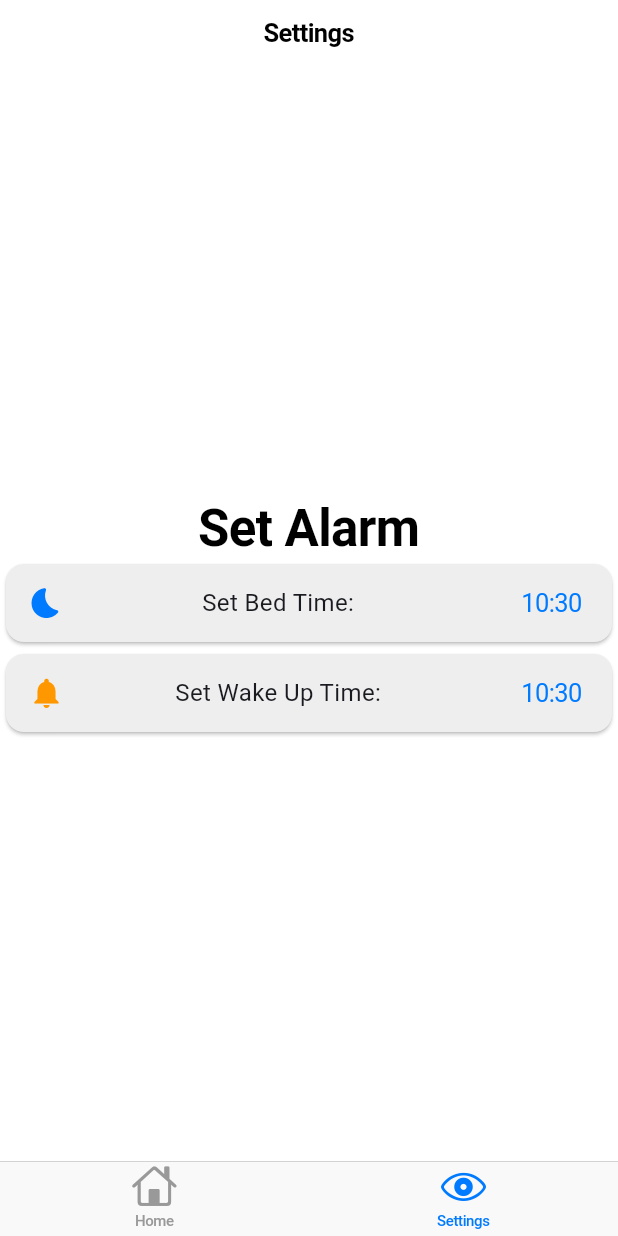
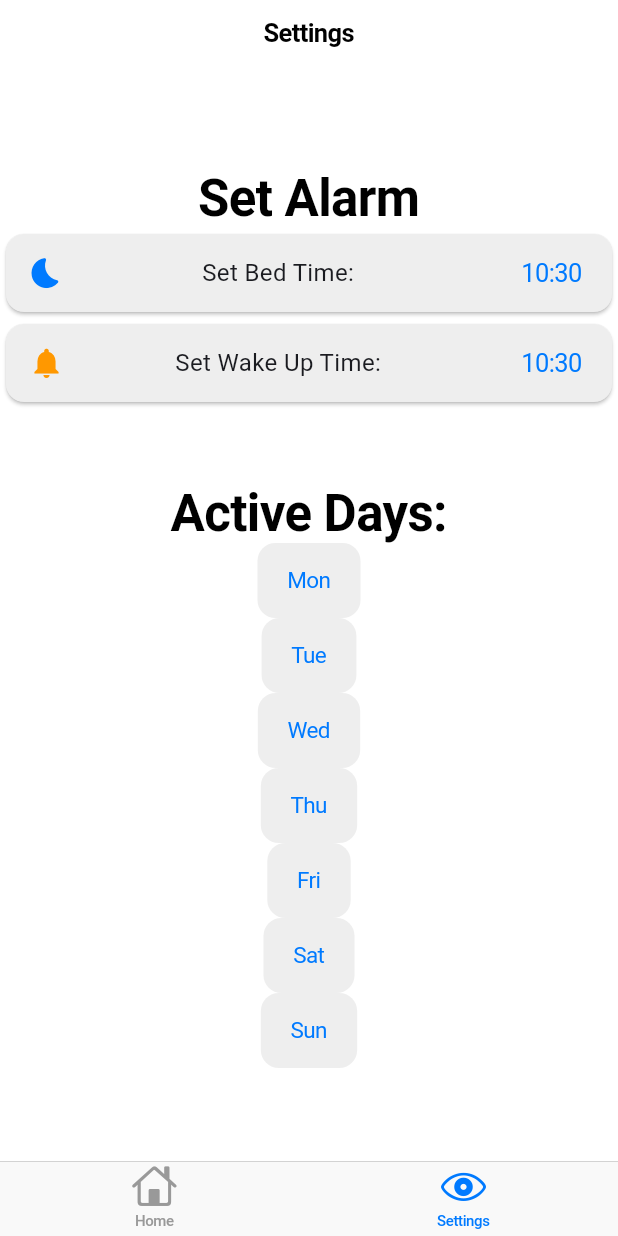
Before and after one commit to ChabanovX/sleep-tracker, a Flutter app: the screen it shows after launch, item 2 of the bottom bar chosen, on a phone screen of 412 x 824 dp. Run offline on Flutter 3.47's test engine with Material 3 defaults, Android fonts, the light colour scheme and no system bars; our stand-ins replace fl_chart, flutter_riverpod, hive, hive_flutter; accounts and stored records are empty.

Commit message:
setting page with active days

```diff
--- a/sleep_tracker_app/lib/models/schedule.dart
+++ b/sleep_tracker_app/lib/models/schedule.dart
@@ -1,6 +1,6 @@
 import 'package:flutter/cupertino.dart';
 
-enum Day { monday, tuesday, wednesday, thursday, friday, saturday, sunday }
+enum Day { Mon, Tue, Wed, Thu, Fri, Sat, Sun }
 
 class FullSchedule extends ChangeNotifier {
   List<DaySchedule> days = [];
--- a/sleep_tracker_app/lib/ui/settings_page.dart
+++ b/sleep_tracker_app/lib/ui/settings_page.dart
@@ -128,21 +128,33 @@ class SettingsPage extends ConsumerWidget {
               ),
             ),
           ),
-          // const Text("Active Days:"),
-          // Wrap(
-          //   spacing: 8.0,
-          //   children: List<Widget>.generate(7, (int index) {
-          //     return FilterChip(
-          //       label: Text(Day.values[index].toString().split('.').last),
-          //       selected: timeSettings.activeDays[index],
-          //       onSelected: (bool selected) {
-          //         final newActiveDays = List<bool>.from(timeSettings.activeDays);
-          //         newActiveDays[index] = selected;
-          //         timeSettingsNotifier.updateActiveDays(newActiveDays);
-          //       },
-          //     );
-          //   }),
-          // ),
+          const SizedBox(height: 50,),
+          const Text("Active Days:", style: Styles.titleBold,),
+          Wrap(
+            spacing: 8.0,
+            children: List<Widget>.generate(7, (int index) {
+              return Row(
+                mainAxisAlignment: MainAxisAlignment.center,
+                children: [
+                  CupertinoButton(
+                    color: timeSettings.activeDays[index] ? CupertinoColors.activeBlue : Colors.grey[200],
+                    onPressed: () {
+                      final newActiveDays = List<bool>.from(timeSettings.activeDays);
+                      newActiveDays[index] = !newActiveDays[index];
+                      timeSettingsNotifier.updateActiveDays(newActiveDays);
+                    },
+                    child: Text(
+                      Day.values[index].name,
+                      style: TextStyle(
+                        color: timeSettings.activeDays[index] ? CupertinoColors.white : CupertinoColors.systemBlue,
+                        fontSize: 15,
+                      ),
+                    ),
+                  ),
+                ],
+              );
+            }),
+          ),
         ],
       ),
     );
```
